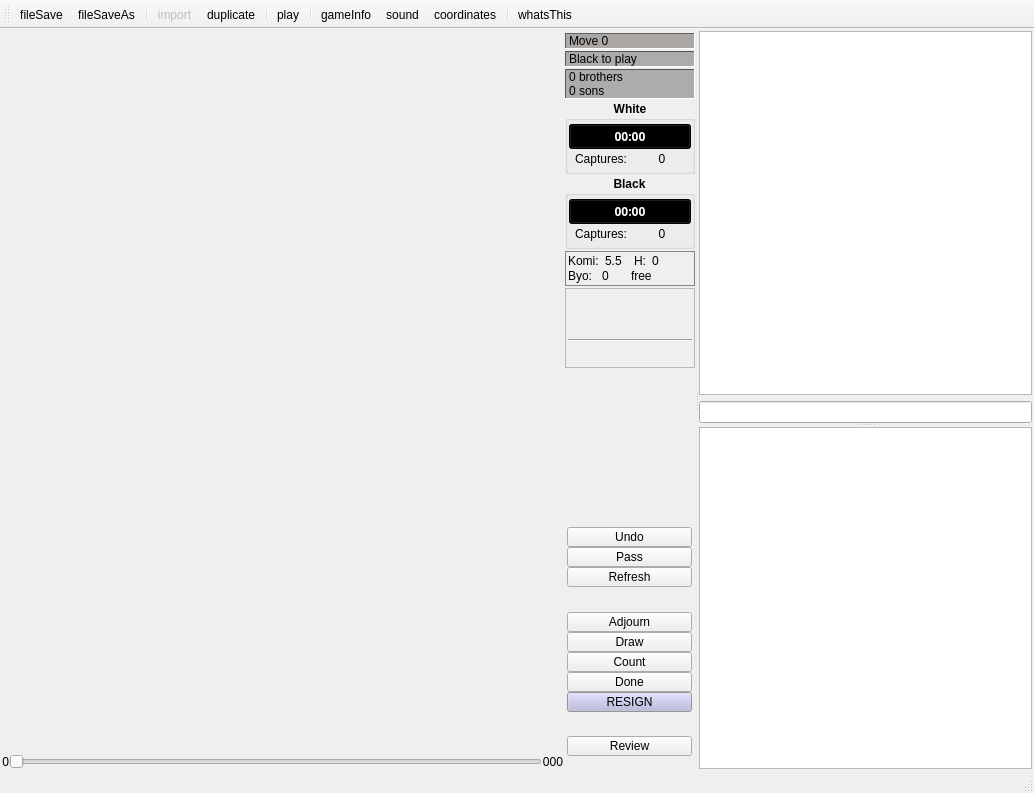
This is src/board/boardwindow.ui in iamsyt/qgo as Qt 5 draws it before an edit. The edited form follows.
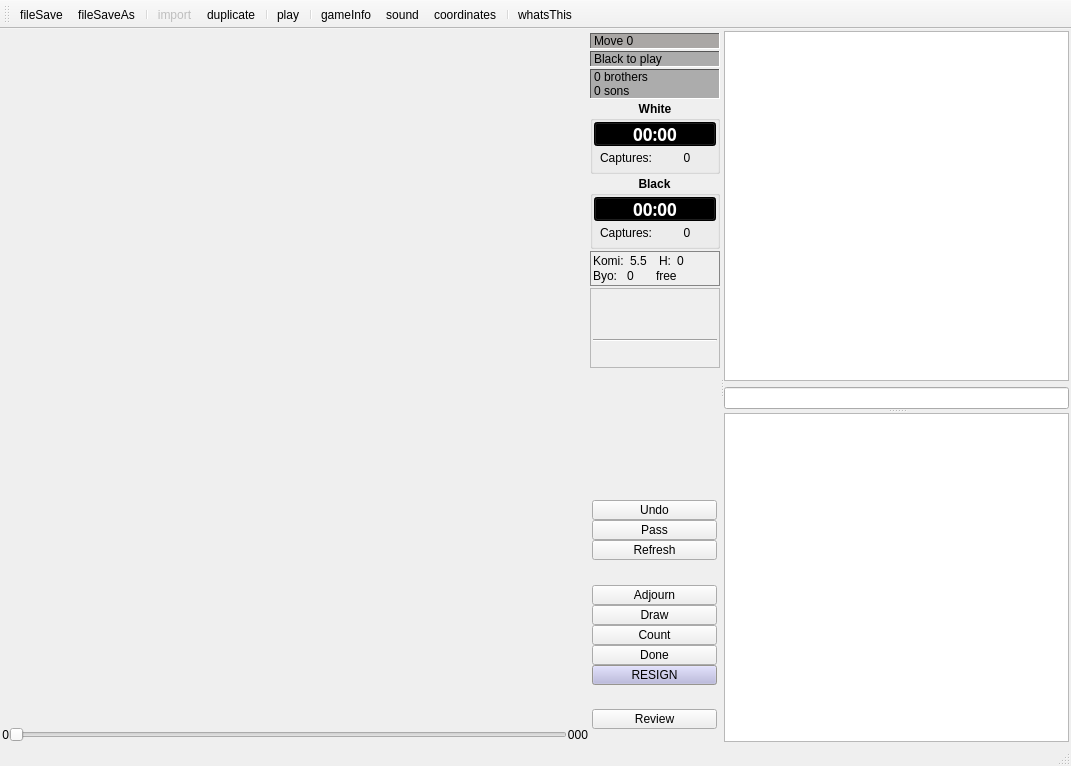
This is the edited form. Icons and pictures are not drawn. Custom widgets are drawn as their Qt base class.

Commit message: more attempts to allow smaller boardwindow

Diff of the .ui file:
```diff
--- a/src/board/boardwindow.ui
+++ b/src/board/boardwindow.ui
@@ -6,14 +6,14 @@
    <rect>
     <x>0</x>
     <y>0</y>
-    <width>1034</width>
-    <height>793</height>
+    <width>1071</width>
+    <height>766</height>
    </rect>
   </property>
   <property name="minimumSize">
    <size>
     <width>640</width>
-    <height>557</height>
+    <height>480</height>
    </size>
   </property>
   <property name="focusPolicy">
@@ -123,8 +123,8 @@
              </property>
              <property name="minimumSize">
               <size>
-               <width>400</width>
-               <height>454</height>
+               <width>380</width>
+               <height>420</height>
               </size>
              </property>
              <property name="whatsThis">
@@ -1800,13 +1800,13 @@
                     <property name="minimumSize">
                      <size>
                       <width>0</width>
-                      <height>25</height>
+                      <height>24</height>
                      </size>
                     </property>
                     <property name="maximumSize">
                      <size>
                       <width>16777215</width>
-                      <height>20</height>
+                      <height>24</height>
                      </size>
                     </property>
                     <property name="palette">
@@ -2281,6 +2281,7 @@
                     <property name="font">
                      <font>
                       <family>Sans Serif</family>
+                      <pointsize>13</pointsize>
                       <weight>75</weight>
                       <italic>false</italic>
                       <bold>true</bold>
@@ -2400,13 +2401,13 @@
                     <property name="minimumSize">
                      <size>
                       <width>0</width>
-                      <height>25</height>
+                      <height>24</height>
                      </size>
                     </property>
                     <property name="maximumSize">
                      <size>
                       <width>16777215</width>
-                      <height>20</height>
+                      <height>24</height>
                      </size>
                     </property>
                     <property name="palette">
@@ -2881,6 +2882,7 @@
                     <property name="font">
                      <font>
                       <family>Sans Serif</family>
+                      <pointsize>13</pointsize>
                       <weight>75</weight>
                       <italic>false</italic>
                       <bold>true</bold>
```
Left out of the diff: 60 changed lines with no effect on the pictures. The commit also changes 2 other files.
